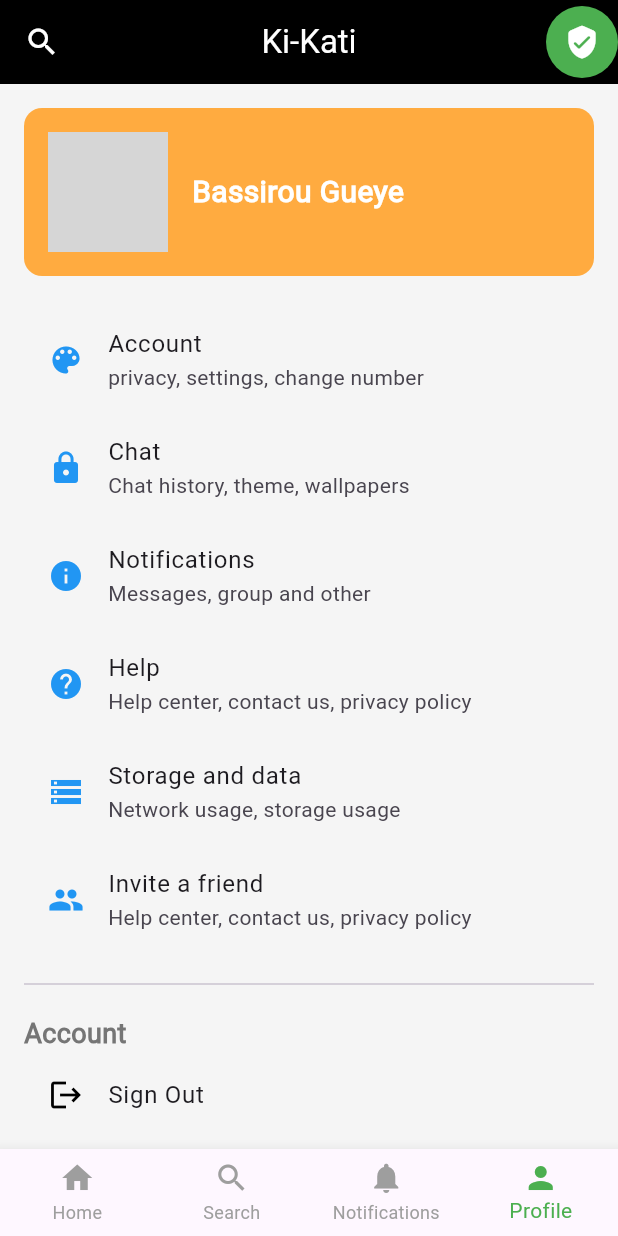
After one commit to nsengiyumva-wilberforce/Ki-kati, a Flutter app: the HomeScreen screen opened directly, item 4 of the bottom bar chosen, on a phone screen of 412 x 824 dp. The commit adds this screen. Run offline on Flutter 3.47's test engine with Material 3 defaults, Android fonts, the phone set to English and light mode, and no system bars; our stand-ins replace flutter_secure_storage; accounts and stored records are empty; network calls fail; grey boxes are pictures that could not be loaded.

Commit message:
added authorisation header to requests, and dummy screens for the bottom tabs

```diff
--- a/lib/screens/home_screen.dart
+++ b/lib/screens/home_screen.dart
@@ -1,4 +1,7 @@
 import 'package:flutter/material.dart';
+import 'package:ki_kati/screens/chat_screen.dart';
+import 'package:ki_kati/screens/notification_screen.dart';
+import 'package:ki_kati/screens/settings_screen.dart';
 
 class HomeScreen extends StatefulWidget {
   const HomeScreen({super.key});
@@ -9,11 +12,26 @@ class HomeScreen extends StatefulWidget {
 
 class _HomeScreenState extends State<HomeScreen> {
   int _selectedIndex = 0; // To track the currently selected index
+  final List<Widget> _screens = [
+    const ChatScreen(),
+    const ChatScreen(),
+    const NotificationScreen(),
+    const SettingsScreen(),
+  ];
 
   void _onItemTapped(int index) {
     setState(() {
       _selectedIndex = index; // Update the selected index
     });
+    /*
+    if (index == 3) {
+      // Profile tab index
+      Navigator.push(
+        context,
+        MaterialPageRoute(builder: (context) => const SettingsScreen()),
+      );
+    }
+    */
   }
 
   @override
@@ -31,7 +49,7 @@ class _HomeScreenState extends State<HomeScreen> {
           highlightColor: Colors.transparent, // Remove highlight color
         ),
         title: const Text(
-          "Home",
+          "Ki-Kati",
           style: TextStyle(color: Colors.white),
         ),
         centerTitle: true,
@@ -51,6 +69,9 @@ class _HomeScreenState extends State<HomeScreen> {
           ),
         ],
       ),
+
+      body: _screens[_selectedIndex], // Display the selected screen
+
       bottomNavigationBar: BottomNavigationBar(
         type: BottomNavigationBarType.fixed,
         items: const <BottomNavigationBarItem>[
--- a/lib/screens/onboarding_screen.dart
+++ b/lib/screens/onboarding_screen.dart
@@ -11,6 +11,7 @@ class OnboardingScreen extends StatelessWidget {
   Widget build(BuildContext context) {
     return Scaffold(
       body: SingleChildScrollView(
+        padding: const EdgeInsets.fromLTRB(0, 50.0, 0, 20.0),
         child: Center(
           child: Padding(
             padding: const EdgeInsets.all(20.0),
--- /dev/null
+++ b/lib/screens/settings_screen.dart
@@ -0,0 +1,200 @@
+import 'package:flutter/material.dart';
+import 'package:ki_kati/components/http_servive.dart';
+import 'package:ki_kati/screens/onboarding_screen.dart';
+import 'package:flutter_secure_storage/flutter_secure_storage.dart';
+
+class SettingsScreen extends StatefulWidget {
+  const SettingsScreen({super.key});
+
+  @override
+  State<SettingsScreen> createState() => _SettingsScreenState();
+}
+
+class _SettingsScreenState extends State<SettingsScreen> {
+  final HttpService httpService = HttpService('https://ki-kati.com/api');
+  final secureStorage = const FlutterSecureStorage();
+
+  bool _isLoading = false; // Loading state
+
+  void logout() async {
+    setState(() {
+      _isLoading = true; // Set loading to true
+    });
+
+    //perform network request
+    try {
+      final response = await httpService.post('/auth/logout', {});
+      print(response);
+      if (response['statusCode'] == 200) {
+        // successful reset
+        setState(() {
+          _isLoading = false; // Set loading to false
+        });
+
+        await secureStorage.delete(key: 'authToken');
+        // ignore: use_build_context_synchronously
+        Navigator.of(context).pushReplacement(
+          MaterialPageRoute(builder: (_) => const OnboardingScreen()),
+        );
+      } else {
+        // Handle other status codes
+        setState(() {
+          _isLoading = false; // Set loading to false
+        });
+      }
+    } catch (e) {
+      print('Error: $e'); // Handle errors here\
+      setState(() {
+        _isLoading = false; // Set loading to false
+      });
+    } finally {
+      setState(() {
+        _isLoading = false; // Set loading to false
+      });
+    }
+  }
+
+  @override
+  Widget build(BuildContext context) {
+    return Scaffold(
+      backgroundColor: Colors.grey[100],
+      /*
+      appBar: AppBar(
+        title: const Text("Settings"),
+        centerTitle: true,
+        backgroundColor: Colors.white,
+        elevation: 0,
+        iconTheme: const IconThemeData(color: Colors.black),
+        titleTextStyle: const TextStyle(
+          color: Colors.black,
+          fontSize: 20,
+          fontWeight: FontWeight.bold,
+        ),
+      ),
+      */
+      body: SingleChildScrollView(
+        padding: const EdgeInsets.all(16.0),
+        child: Column(
+          crossAxisAlignment: CrossAxisAlignment.start,
+          children: [
+            Container(
+              padding: const EdgeInsets.all(16.0),
+              decoration: BoxDecoration(
+                color: Colors.orangeAccent,
+                borderRadius: BorderRadius.circular(12.0),
+              ),
+              child: const Row(
+                children: [
+                  CircleAvatar(
+                    radius: 40,
+                    backgroundImage: NetworkImage(
+                        'https://encrypted-tbn0.gstatic.com/images?q=tbn:ANd9GcSgF2suM5kFwk9AdFjesEr8EP1qcyUvah8G7w&s'), // Replace with actual image URL or Asset
+                  ),
+                  SizedBox(width: 16.0),
+                  Text(
+                    'Bassirou Gueye',
+                    style: TextStyle(
+                      fontSize: 20,
+                      color: Colors.white,
+                      fontWeight: FontWeight.bold,
+                    ),
+                  ),
+                ],
+              ),
+            ),
+            const SizedBox(height: 20),
+            SettingItem(
+              icon: Icons.color_lens,
+              title: "Account",
+              subtitle: "privacy, settings, change number",
+              onTap: () {},
+            ),
+            SettingItem(
+              icon: Icons.lock,
+              title: "Chat",
+              subtitle: "Chat history, theme, wallpapers",
+              onTap: () {},
+            ),
+            /*
+            SwitchListTile(
+              contentPadding: const EdgeInsets.symmetric(horizontal: 0),
+              title: const Text("Dark mode"),
+              subtitle: const Text("Automatic"),
+              value: false,
+              onChanged: (bool value) {},
+            ),
+            */
+            SettingItem(
+              icon: Icons.info,
+              title: "Notifications",
+              subtitle: "Messages, group and other",
+              onTap: () {},
+            ),
+            SettingItem(
+              icon: Icons.help,
+              title: "Help",
+              subtitle: "Help center, contact us, privacy policy",
+              onTap: () {},
+            ),
+            SettingItem(
+              icon: Icons.storage,
+              title: "Storage and data",
+              subtitle: "Network usage, storage usage",
+              onTap: () {},
+            ),
+            SettingItem(
+              icon: Icons.group,
+              title: "Invite a friend",
+              subtitle: "Help center, contact us, privacy policy",
+              onTap: () {},
+            ),
+            const Divider(height: 40),
+            Text(
+              "Account",
+              style: TextStyle(
+                fontSize: 18,
+                fontWeight: FontWeight.bold,
+                color: Colors.grey[600],
+              ),
+            ),
+            ListTile(
+              leading: const Icon(Icons.logout, color: Colors.black),
+              title: const Text("Sign Out"),
+              onTap: logout,
+            ),
+            ListTile(
+              leading: const Icon(Icons.email, color: Colors.black),
+              title: const Text("Change email"),
+              onTap: () {},
+            ),
+          ],
+        ),
+      ),
+    );
+  }
+}
+
+class SettingItem extends StatelessWidget {
+  final IconData icon;
+  final String title;
+  final String subtitle;
+  final VoidCallback onTap;
+
+  const SettingItem({
+    super.key,
+    required this.icon,
+    required this.title,
+    required this.subtitle,
+    required this.onTap,
+  });
+
+  @override
+  Widget build(BuildContext context) {
+    return ListTile(
+      leading: Icon(icon, color: Colors.blue),
+      title: Text(title),
+      subtitle: Text(subtitle),
+      onTap: onTap,
+    );
+  }
+}
```
Also changed, not shown: lib/components/http_servive.dart (+22 -2 lines), lib/screens/chat_screen.dart (added, +17 -0 lines), lib/screens/login_screen.dart (+5 -2 lines), lib/screens/notification_screen.dart (added, +17 -0 lines), lib/screens/search_screen.dart (added, +17 -0 lines).
